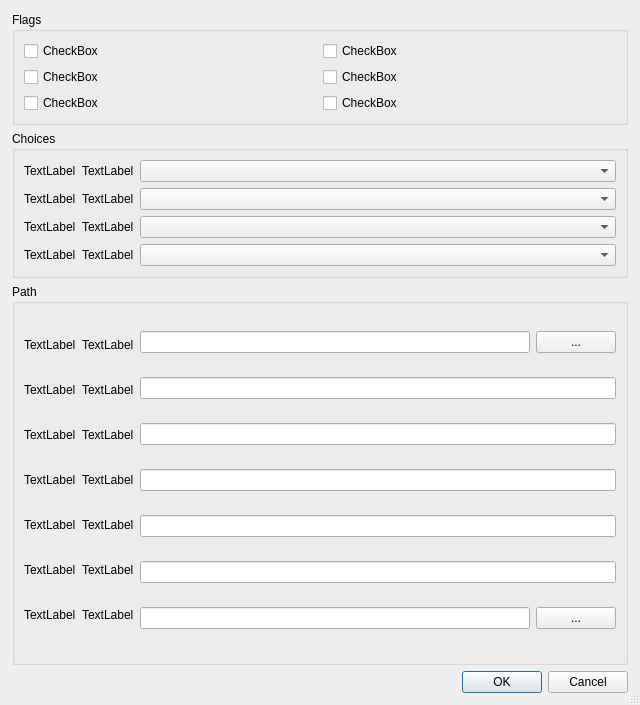
First picture: the form in tidal_dl_ng/ui/dialog_settings.ui, repository exislow/tidal-dl-ng, before the edit.
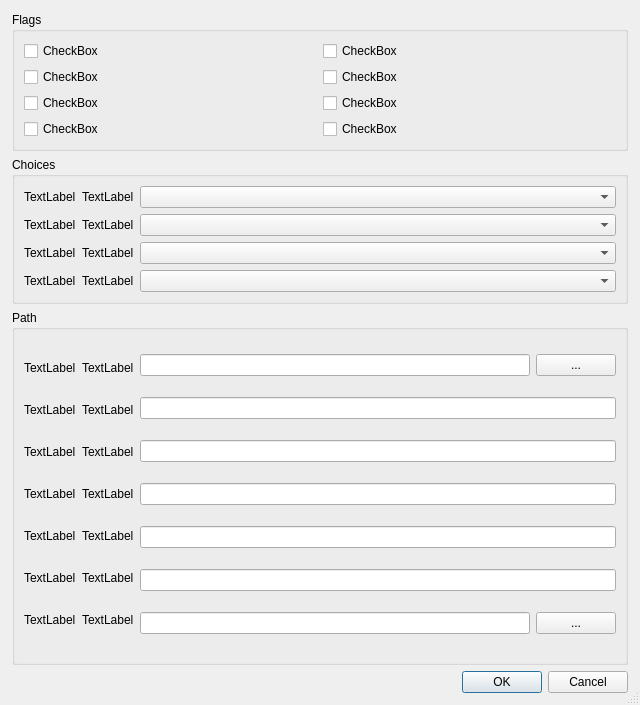
Second picture: the form after the edit.

Commit message: ✨ Options for album art added to GUI. Fixes #125

What changed in the file:
```diff
--- a/tidal_dl_ng/ui/dialog_settings.ui
+++ b/tidal_dl_ng/ui/dialog_settings.ui
@@ -184,6 +184,32 @@
           </item>
          </layout>
         </item>
+        <item>
+         <layout class="QHBoxLayout" name="lh_flags_4">
+          <item>
+           <layout class="QVBoxLayout" name="lv_flag_metadata_cover_embed">
+            <item>
+             <widget class="QCheckBox" name="cb_metadata_cover_embed">
+              <property name="text">
+               <string>CheckBox</string>
+              </property>
+             </widget>
+            </item>
+           </layout>
+          </item>
+          <item>
+           <layout class="QVBoxLayout" name="lv_flag_cover_album_file">
+            <item>
+             <widget class="QCheckBox" name="cb_cover_album_file">
+              <property name="text">
+               <string>CheckBox</string>
+              </property>
+             </widget>
+            </item>
+           </layout>
+          </item>
+         </layout>
+        </item>
        </layout>
       </widget>
      </item>
```
Left out of the diff: 4 changed lines with no effect on the pictures. The commit also changes 2 other files.
